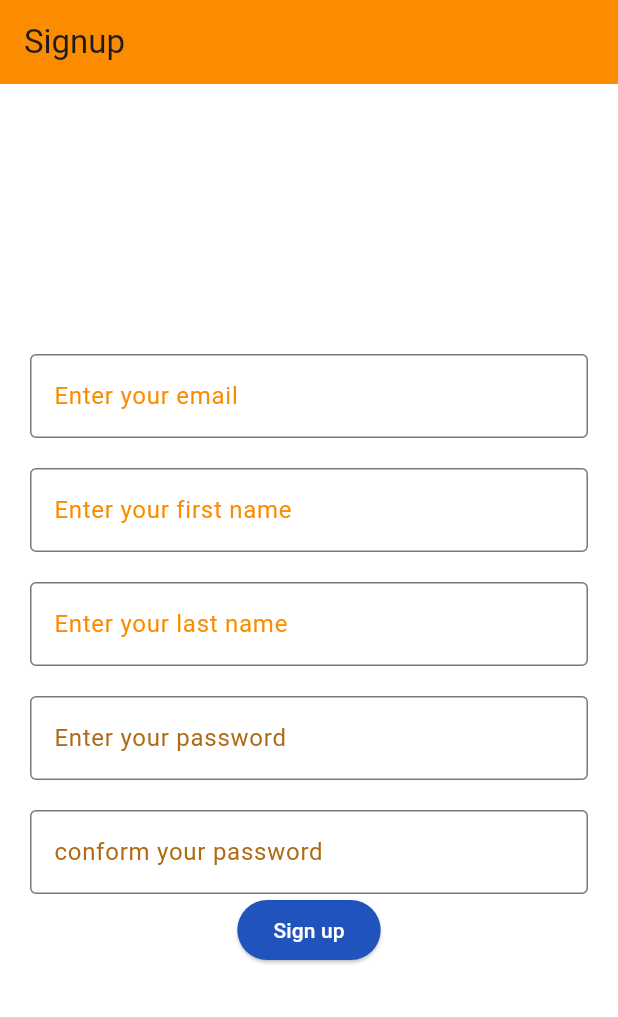
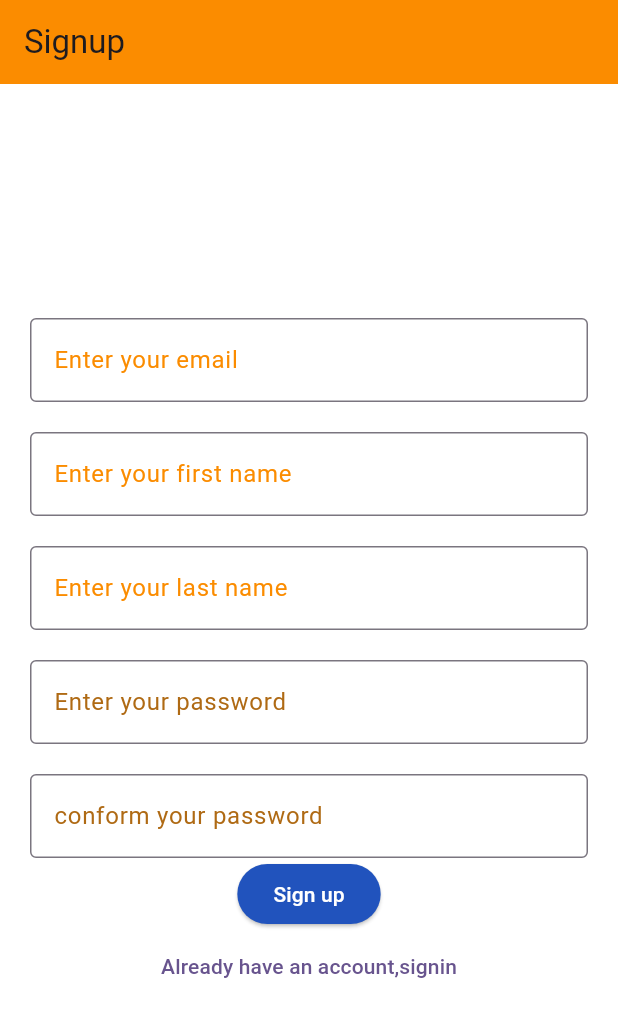
Before and after one commit to naolleg/tutorial_mobile_app, a Flutter app: the screen it shows after launch, on a phone screen of 412 x 824 dp. Shown: the top 1017 px of the screen. Run offline on Flutter 3.47's test engine with Material 3 defaults, Android fonts, the phone set to English and light mode, and no system bars.

Commit message:
nvigation between  signin and signup made

```diff
--- a/lib/pages/signup.dart
+++ b/lib/pages/signup.dart
@@ -1,6 +1,7 @@
 // ignore_for_file: prefer_const_constructors, curly_braces_in_flow_control_structures, no_leading_underscores_for_local_identifiers
 
 import 'package:flutter/material.dart';
+import 'package:tutorial_mobile_app/pages/signin.dart';
 
 class Signup extends StatelessWidget {
   const Signup({super.key});
@@ -24,7 +25,6 @@ class Signup extends StatelessWidget {
           child: Column(
             mainAxisAlignment: MainAxisAlignment.center,
             children: [
-              // Email TextField
               TextFormField(
                 controller: _emailController,
                 decoration: InputDecoration(
@@ -116,6 +116,13 @@ class Signup extends StatelessWidget {
                 ),
                 child: Text("Sign up", style: TextStyle(color: Colors.white)),
               ),
+
+              TextButton(
+                  onPressed: () {
+                    Navigator.of(context).push(
+                        MaterialPageRoute(builder: (context) => Signin()));
+                  },
+                  child: Text("Already have an account,signin"))
             ],
           ),
         ),
```
Also changed, not shown: lib/pages/signin.dart (+7 -0 lines).
